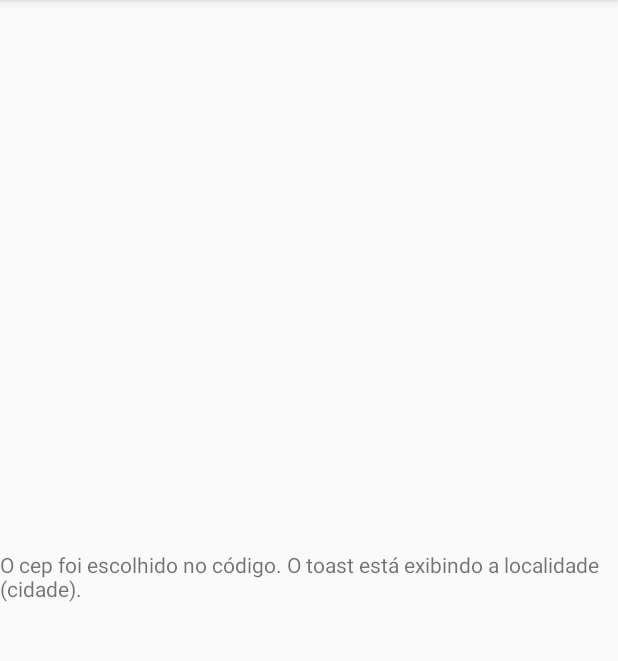
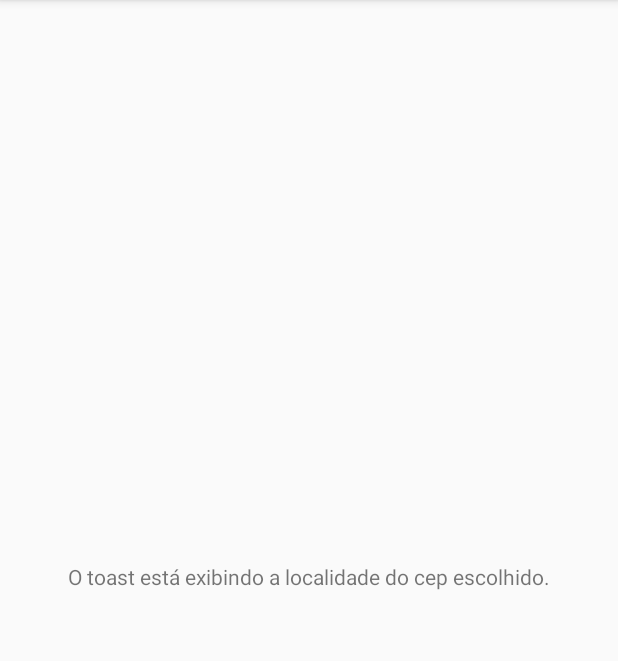
Before and after one commit to mateuxs/Apitest, an Android app: the screen it shows after launch (MainActivity), on a phone screen of 412 x 824 dp, the part 84-745 px from its top. Run offline under Robolectric (Android 15) with nearby library versions, the phone set to English and light mode, and no system bars.

Commit message:
Testando os recursos REST

```diff
--- a/app/src/main/res/layout/activity_main.xml
+++ b/app/src/main/res/layout/activity_main.xml
@@ -9,7 +9,7 @@
     <TextView
         android:layout_width="wrap_content"
         android:layout_height="wrap_content"
-        android:text="O cep foi escolhido no código. O toast está exibindo a localidade (cidade)."
+        android:text="O toast está exibindo a localidade do cep escolhido."
         app:layout_constraintBottom_toBottomOf="parent"
         app:layout_constraintLeft_toLeftOf="parent"
         app:layout_constraintRight_toRightOf="parent"
```
